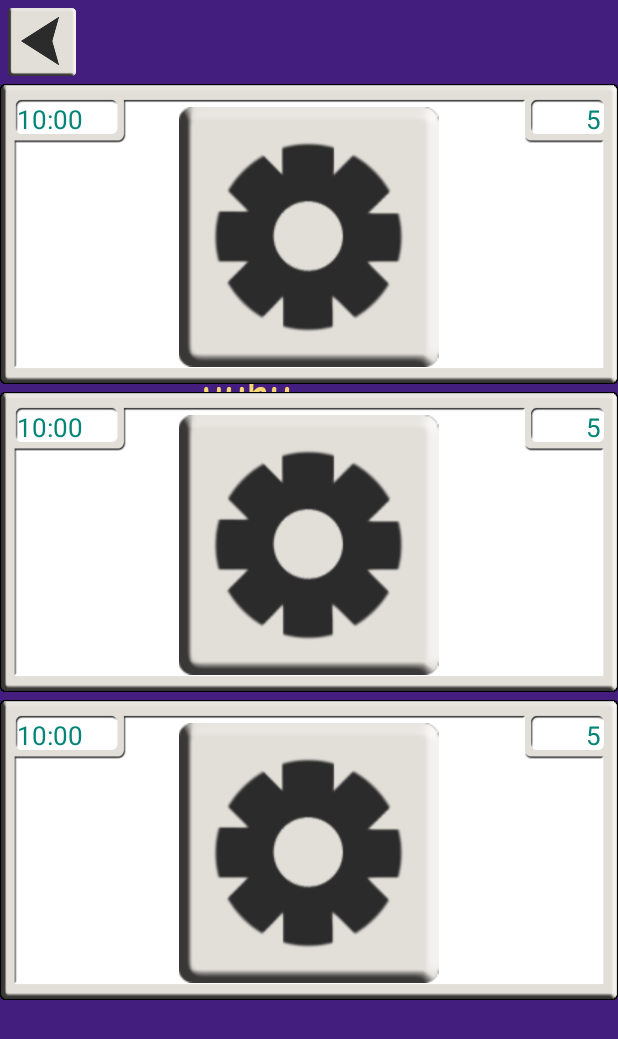
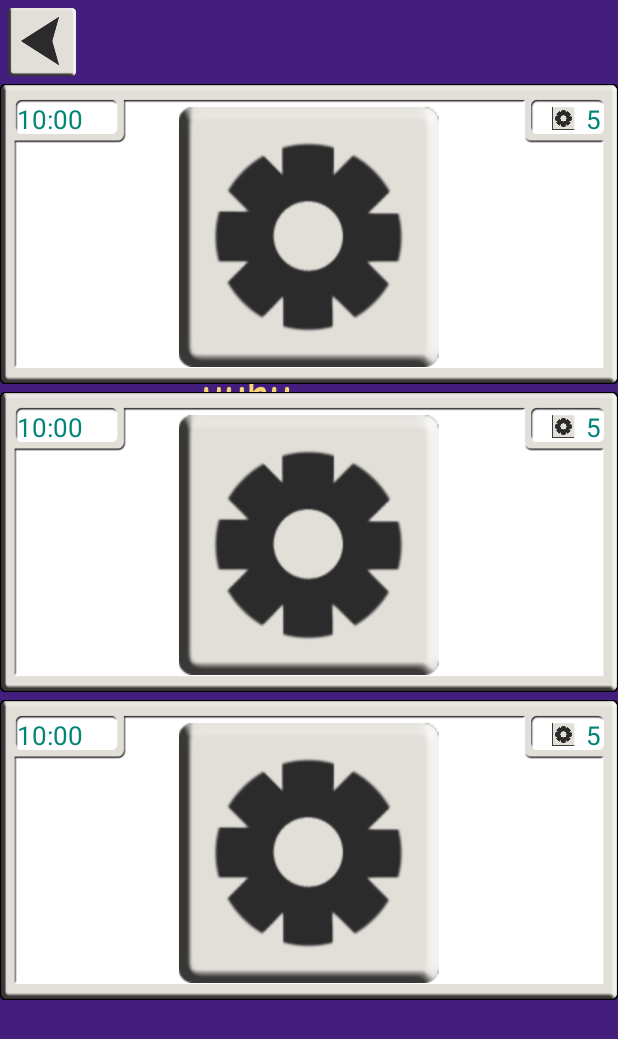
Before and after one commit to NurkkaCthulhu/SpellWork, an Android app: the WorkoutActivity screen opened directly, with no data from a screen before it, on a phone screen of 412 x 824 dp. Shown: the top 1039 px of the screen. Run offline under Robolectric (Android 15) with nearby library versions, the phone set to English and light mode, and no system bars; 2 statements that could not run were skipped.

Commit message:
activity_workout.xml: Add placeholder currency images.

```diff
--- a/app/src/main/res/layout/activity_workout.xml
+++ b/app/src/main/res/layout/activity_workout.xml
@@ -38,6 +38,15 @@
                     android:layout_alignParentStart="true"
                     android:textSize="17sp"/>
 
+                <ImageView
+                    android:id="@+id/topCurrencyImg"
+                    android:layout_width="15dp"
+                    android:layout_height="15dp"
+                    android:layout_marginTop="4dp"
+                    android:layout_marginEnd="7dp"
+                    android:layout_toStartOf="@+id/topCurrency"
+                    android:src="@drawable/button_settings" />
+
                 <TextView
                     android:id="@+id/topCurrency"
                     android:layout_width="wrap_content"
@@ -73,6 +82,15 @@
                     android:textColor="@color/colorPrimary"
                     android:layout_alignParentStart="true"
                     android:textSize="17sp"/>
+
+                <ImageView
+                    android:id="@+id/middleCurrencyImg"
+                    android:layout_width="15dp"
+                    android:layout_height="15dp"
+                    android:layout_marginTop="4dp"
+                    android:layout_marginEnd="7dp"
+                    android:layout_toStartOf="@+id/middleCurrency"
+                    android:src="@drawable/button_settings" />
 
                 <TextView
                     android:id="@+id/middleCurrency"
@@ -110,6 +128,15 @@
                     android:layout_alignParentStart="true"
                     android:textSize="17sp"/>
 
+                <ImageView
+                    android:id="@+id/bottomCurrencyImg"
+                    android:layout_width="15dp"
+                    android:layout_height="15dp"
+                    android:layout_marginTop="4dp"
+                    android:layout_marginEnd="7dp"
+                    android:layout_toStartOf="@+id/bottomCurrency"
+                    android:src="@drawable/button_settings" />
+
                 <TextView
                     android:id="@+id/bottomCurrency"
                     android:layout_width="wrap_content"
```
